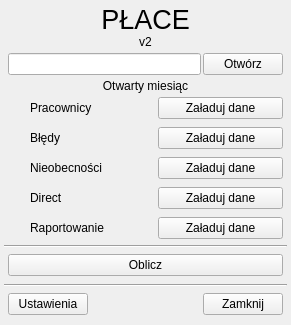
First picture: the form in Forms/main.ui, repository kolomir/place_v2, before the edit.
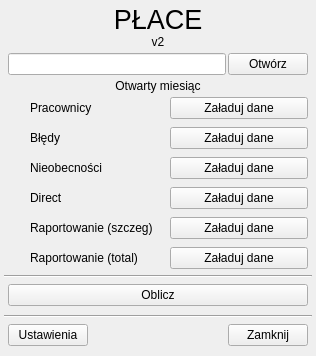
Second picture: the form after the edit. Icons and pictures are not drawn.

```diff
--- a/Forms/main.ui
+++ b/Forms/main.ui
@@ -6,8 +6,8 @@
    <rect>
     <x>0</x>
     <y>0</y>
-    <width>291</width>
-    <height>325</height>
+    <width>316</width>
+    <height>356</height>
    </rect>
   </property>
   <property name="windowTitle">
@@ -35,7 +35,7 @@
     </property>
     <item row="0" column="0">
      <widget class="QWidget" name="widget" native="true">
-      <layout class="QVBoxLayout" name="verticalLayout_2">
+      <layout class="QVBoxLayout" name="verticalLayout_4">
        <property name="spacing">
         <number>0</number>
        </property>
@@ -99,7 +99,7 @@
        </item>
        <item>
         <widget class="QWidget" name="widget_3" native="true">
-         <layout class="QVBoxLayout" name="verticalLayout">
+         <layout class="QVBoxLayout" name="verticalLayout_2">
           <property name="spacing">
            <number>0</number>
           </property>
@@ -464,7 +464,7 @@
              <item>
               <widget class="QLabel" name="lab_raportowanie">
                <property name="text">
-                <string>Raportowanie</string>
+                <string>Raportowanie (szczeg)</string>
                </property>
               </widget>
              </item>
@@ -478,15 +478,75 @@
             </layout>
            </widget>
           </item>
+          <item>
+           <widget class="QWidget" name="wid_raportowanie_total" native="true">
+            <layout class="QHBoxLayout" name="horizontalLayout_9">
+             <property name="spacing">
+              <number>2</number>
+             </property>
+             <property name="leftMargin">
+              <number>4</number>
+             </property>
+             <property name="topMargin">
+              <number>4</number>
+             </property>
+             <property name="rightMargin">
+              <number>4</number>
+             </property>
+             <property name="bottomMargin">
+              <number>4</number>
+             </property>
+             <item>
+              <widget class="QLabel" name="lab_dot_raportowanie_total">
+               <property name="minimumSize">
+                <size>
+                 <width>20</width>
+                 <height>20</height>
+                </size>
+               </property>
+               <property name="maximumSize">
+                <size>
+                 <width>20</width>
+                 <height>20</height>
+                </size>
+               </property>
+               <property name="text">
+                <string/>
+               </property>
+               <property name="pixmap">
+                <pixmap resource="../icon.qrc">:/icon/img/svg_icons/dot_red.svg</pixmap>
+               </property>
+               <property name="scaledContents">
+                <bool>true</bool>
+               </property>
+              </widget>
+             </item>
+             <item>
+              <widget class="QLabel" name="lab_raportowanie_total">
+               <property name="text">
+                <string>Raportowanie (total)</string>
+               </property>
+              </widget>
+             </item>
+             <item>
+              <widget class="QPushButton" name="btn_zaladuj_raportowanie_total">
+               <property name="text">
+                <string>Załaduj dane</string>
+               </property>
+              </widget>
+             </item>
+            </layout>
+           </widget>
+          </item>
          </layout>
         </widget>
        </item>
       </layout>
      </widget>
     </item>
-    <item row="2" column="0">
+    <item row="1" column="0">
      <widget class="QWidget" name="widget_6" native="true">
-      <layout class="QVBoxLayout" name="verticalLayout_5">
+      <layout class="QVBoxLayout" name="verticalLayout">
        <property name="spacing">
         <number>0</number>
        </property>
@@ -511,7 +571,7 @@
        </item>
        <item>
         <widget class="QWidget" name="widget_7" native="true">
-         <layout class="QHBoxLayout" name="horizontalLayout_7">
+         <layout class="QVBoxLayout" name="verticalLayout_5">
           <property name="spacing">
            <number>2</number>
           </property>
@@ -540,9 +600,9 @@
       </layout>
      </widget>
     </item>
-    <item row="3" column="0">
+    <item row="2" column="0">
      <widget class="QWidget" name="widget_4" native="true">
-      <layout class="QVBoxLayout" name="verticalLayout_4">
+      <layout class="QVBoxLayout" name="verticalLayout_6">
        <property name="spacing">
         <number>0</number>
        </property>
@@ -567,7 +627,7 @@
        </item>
        <item>
         <widget class="QWidget" name="widget_5" native="true">
-         <layout class="QHBoxLayout" name="horizontalLayout_6">
+         <layout class="QHBoxLayout" name="horizontalLayout_7">
           <property name="spacing">
            <number>2</number>
           </property>
```
Left out of the diff: 5 changed lines with no effect on the pictures.
